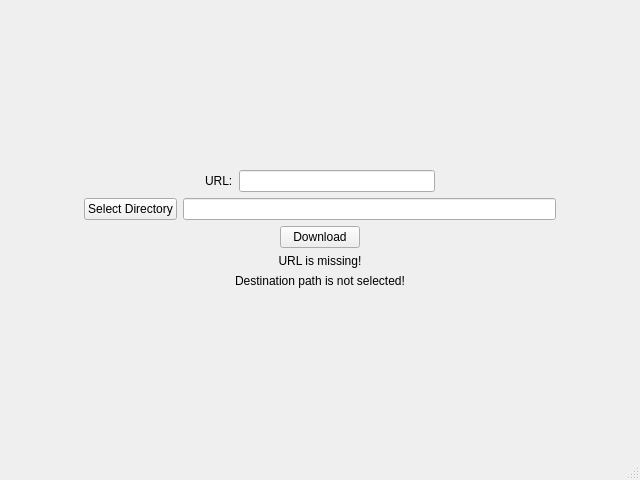
This is maingui.ui in Bundes197/yt-dlp-gui as Qt 5 draws it before an edit. The edited form follows.
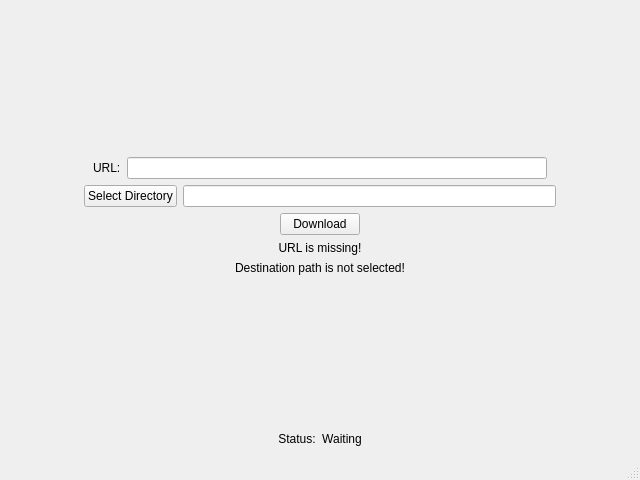
This is the edited form.

Commit message: feat: basic working prototype

Diff of the .ui file:
```diff
--- a/maingui.ui
+++ b/maingui.ui
@@ -32,7 +32,7 @@
      </spacer>
     </item>
     <item>
-     <layout class="QHBoxLayout" name="horizontalLayout" stretch="0,0,0,0">
+     <layout class="QHBoxLayout" name="horizontalLayout" stretch="3,0,15,3">
       <item>
        <spacer name="horizontalSpacer">
         <property name="orientation">
@@ -191,6 +191,59 @@
       </property>
      </spacer>
     </item>
+    <item>
+     <layout class="QHBoxLayout" name="horizontalLayout_3">
+      <item>
+       <spacer name="horizontalSpacer_7">
+        <property name="orientation">
+         <enum>Qt::Orientation::Horizontal</enum>
+        </property>
+        <property name="sizeHint" stdset="0">
+         <size>
+          <width>40</width>
+          <height>20</height>
+         </size>
+        </property>
+       </spacer>
+      </item>
+      <item>
+       <widget class="QLabel" name="statusLabel">
+        <property name="text">
+         <string>Status:</string>
+        </property>
+        <property name="alignment">
+         <set>Qt::AlignmentFlag::AlignCenter</set>
+        </property>
+       </widget>
+      </item>
+      <item>
+       <widget class="QLabel" name="status">
+        <property name="mouseTracking">
+         <bool>false</bool>
+        </property>
+        <property name="text">
+         <string>Waiting</string>
+        </property>
+        <property name="alignment">
+         <set>Qt::AlignmentFlag::AlignCenter</set>
+        </property>
+       </widget>
+      </item>
+      <item>
+       <spacer name="horizontalSpacer_8">
+        <property name="orientation">
+         <enum>Qt::Orientation::Horizontal</enum>
+        </property>
+        <property name="sizeHint" stdset="0">
+         <size>
+          <width>40</width>
+          <height>20</height>
+         </size>
+        </property>
+       </spacer>
+      </item>
+     </layout>
+    </item>
    </layout>
   </widget>
   <widget class="QMenuBar" name="menubar">
```
The commit also changes 2 other files.
